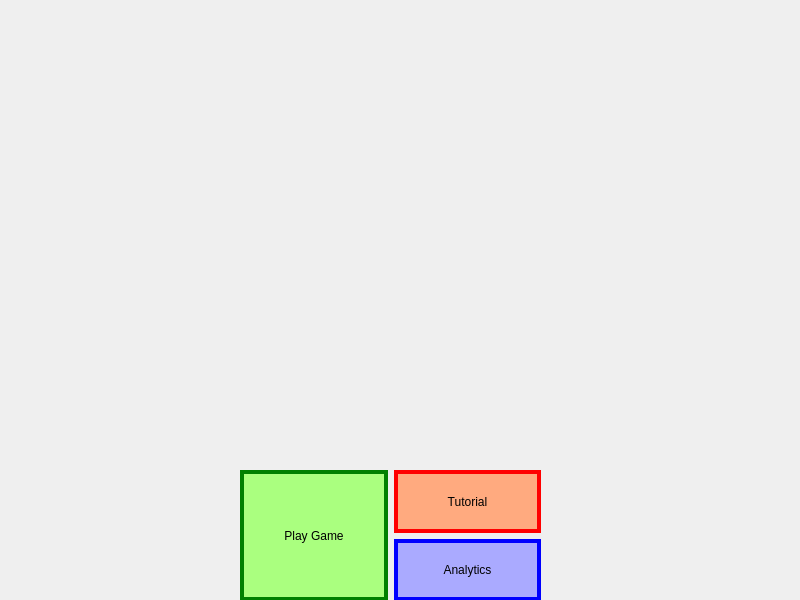
This is code/mainwindow.ui in popInNotOut/nightmare-survival-simulator as Qt 5 draws it before an edit. The edited form follows.
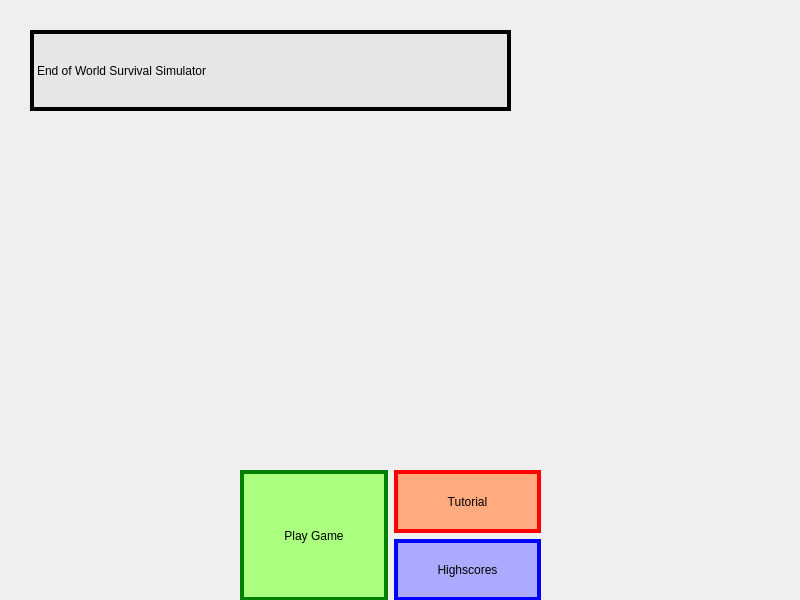
This is the edited form. Icons and pictures are not drawn.

Diff of the .ui file:
```diff
--- a/code/mainwindow.ui
+++ b/code/mainwindow.ui
@@ -30,6 +30,9 @@
      <number>0</number>
     </property>
     <widget class="QWidget" name="mainMenuPage">
+     <property name="autoFillBackground">
+      <bool>false</bool>
+     </property>
      <property name="styleSheet">
       <string notr="true">QWidget#mainMenuPage{
 	background-image: url(:/img/img/apocalypseBackground.jpg);
@@ -112,7 +115,7 @@
           </widget>
          </item>
          <item>
-          <widget class="QPushButton" name="analyticsButton">
+          <widget class="QPushButton" name="highscoresButton">
            <property name="sizePolicy">
             <sizepolicy hsizetype="Minimum" vsizetype="Preferred">
              <horstretch>0</horstretch>
@@ -120,7 +123,7 @@
             </sizepolicy>
            </property>
            <property name="styleSheet">
-            <string notr="true">QWidget#analyticsButton{
+            <string notr="true">QWidget#highscoresButton{
 	border-width: 4px;
 	border-style: solid;
 	border-color: blue;
@@ -128,7 +131,7 @@
 	font: 9px &quot;8514oem&quot;;
 }
 
-QWidget#analyticsButton::pressed{
+QWidget#highscoresButton::pressed{
 	border-width: 4px;
 	border-style: solid;
 	border-color: blue;
@@ -137,7 +140,7 @@
 }</string>
            </property>
            <property name="text">
-            <string>Analytics</string>
+            <string>Highscores</string>
            </property>
           </widget>
          </item>
@@ -145,6 +148,28 @@
        </item>
       </layout>
      </widget>
+     <widget class="QLabel" name="titleLabel">
+      <property name="geometry">
+       <rect>
+        <x>30</x>
+        <y>30</y>
+        <width>481</width>
+        <height>81</height>
+       </rect>
+      </property>
+      <property name="styleSheet">
+       <string notr="true">QLabel#titleLabel{
+	border-width: 4px;
+	border-style: solid;
+	border-color: black;
+	background-color: rgb(230, 230, 230);
+	font: 18pt &quot;Snap ITC&quot;;
+}</string>
+      </property>
+      <property name="text">
+       <string>End of World Survival Simulator</string>
+      </property>
+     </widget>
     </widget>
     <widget class="QWidget" name="tutorialPage"/>
     <widget class="QWidget" name="analyticsPage"/>
```
